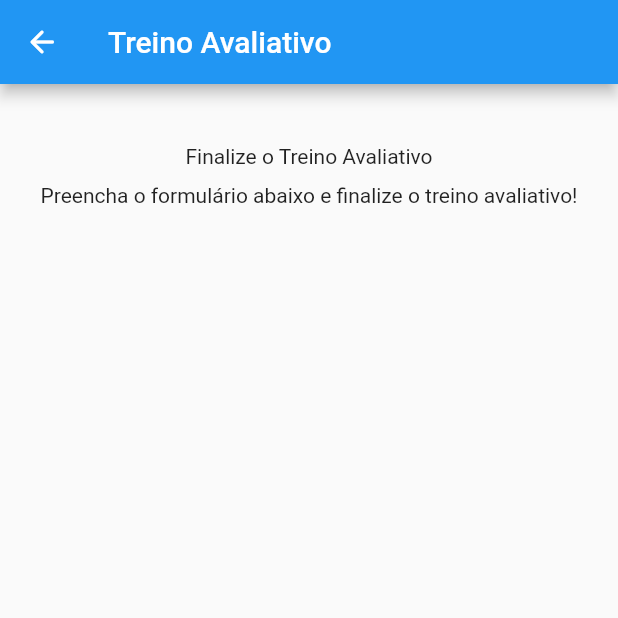
After one commit to lamarcaa/UNASplash, a Flutter app: the Cronometro screen opened directly, item 2 of the bottom bar chosen, after a tap on "Encerrar Treino", on a phone screen of 412 x 824 dp, the top half of it. The commit adds this screen. Run offline on Flutter 3.47's test engine with Material 2 defaults, Android fonts, the light colour scheme and no system bars; our stand-ins replace google_nav_bar.

Commit message:
comeco form atleta

```diff
--- a/lib/telas/cronometro.dart
+++ b/lib/telas/cronometro.dart
@@ -1,5 +1,7 @@
 import 'dart:async';
 import 'package:flutter/material.dart';
+import 'package:unasplash/componentes/botaoPequeno.dart';
+import 'package:unasplash/telas/formTreinoAvaliativo.dart';
 
 class Cronometro extends StatefulWidget {
   const Cronometro({super.key});
@@ -171,6 +173,16 @@ class _CronometroState extends State<Cronometro> {
                   ),
                 ],
               ),
+              BotaoPequeno(
+                hintText: 'Encerrar Treino',
+                onTap: () {
+                  Navigator.push(
+                    context,
+                    MaterialPageRoute(
+                        builder: (context) => FormTreinoAvaliativo()),
+                  );
+                },
+              ),
             ],
           ),
         ),
--- /dev/null
+++ b/lib/telas/formTreinoAvaliativo.dart
@@ -0,0 +1,42 @@
+import 'package:flutter/material.dart';
+
+class FormTreinoAvaliativo extends StatelessWidget {
+  const FormTreinoAvaliativo({super.key});
+
+  @override
+  Widget build(BuildContext context) {
+    return Scaffold(
+      appBar: AppBar(
+        leading: IconButton(
+          icon: Icon(Icons.arrow_back_rounded),
+          onPressed: () {
+            Navigator.of(context).pop();
+          },
+        ),
+        title: Text('Treino Avaliativo'),
+      ),
+      body: Center(
+        child: Column(
+          mainAxisAlignment: MainAxisAlignment.start,
+          children: [
+            SizedBox(
+              height: 40,
+            ),
+            Text(
+              'Finalize o Treino Avaliativo',
+            ),
+            SizedBox(
+              height: 10,
+            ),
+            Text(
+              'Preencha o formulário abaixo e finalize o treino avaliativo!',
+            ),
+            SizedBox(
+              height: 10,
+            )
+          ],
+        ),
+      ),
+    );
+  }
+}
```
